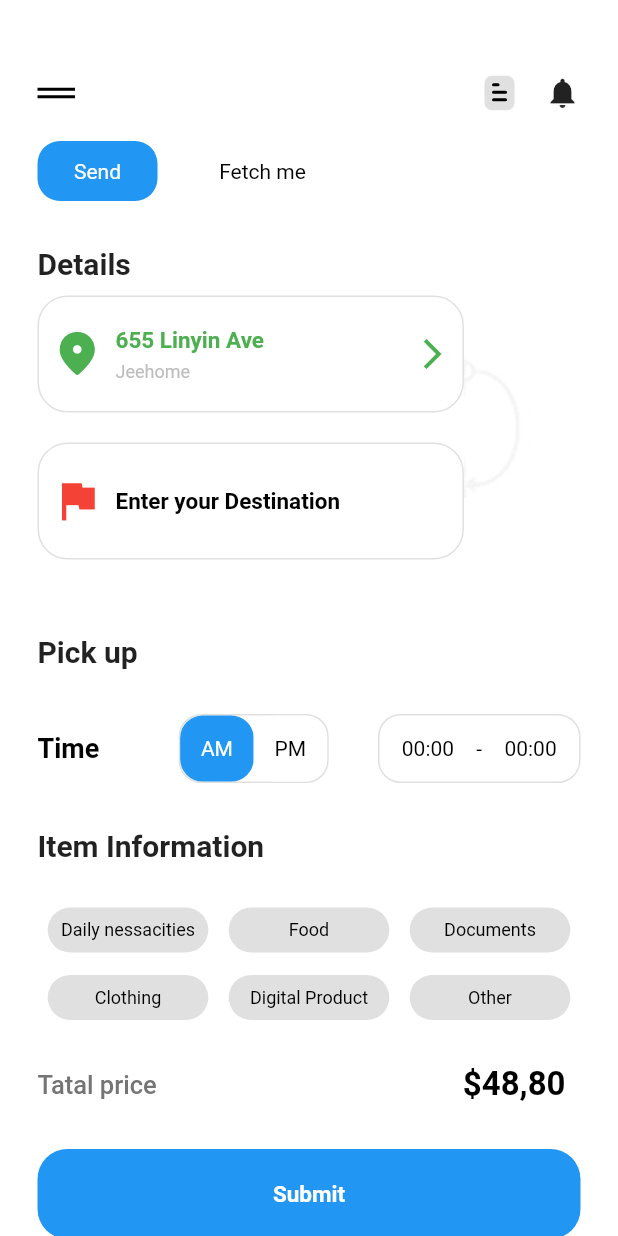
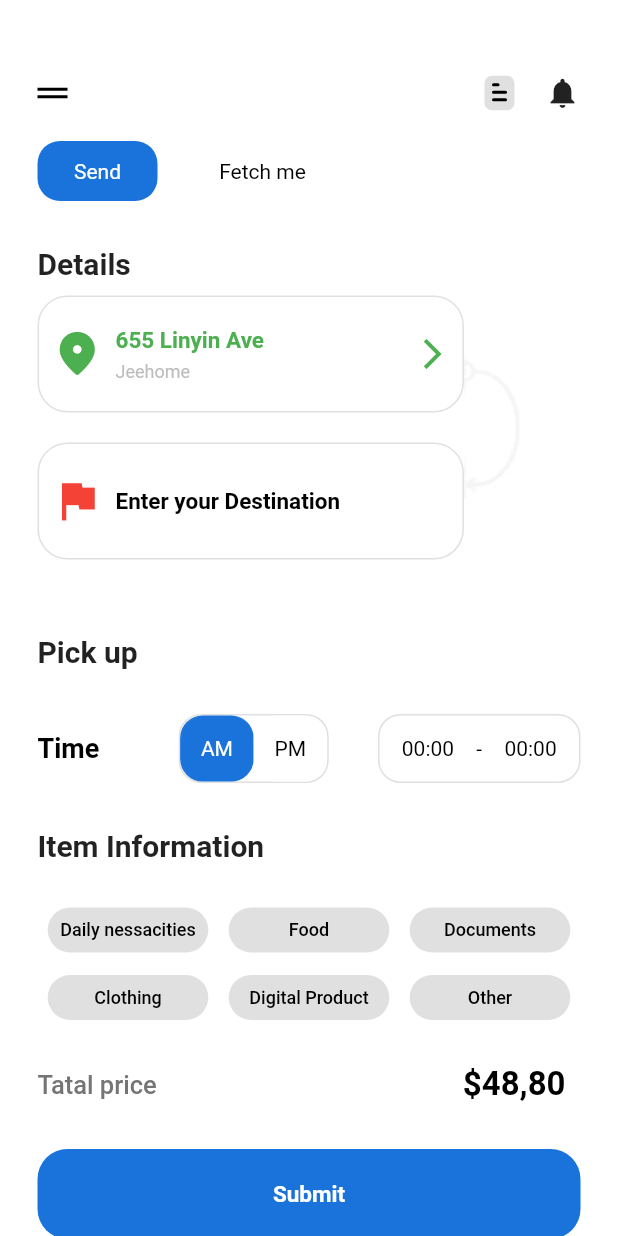
Before and after one commit to shubham0809200/destination-Ui, a Flutter app: the screen it shows after launch, on a phone screen of 412 x 824 dp. Run offline on Flutter 3.47's test engine with Material 2 defaults, Android fonts, the phone set to English and light mode, and no system bars; missing offline and left inert: flutter_picker.

Commit message:
done final

```diff
--- a/lib/ui/views/homeScreen.dart
+++ b/lib/ui/views/homeScreen.dart
@@ -156,13 +156,13 @@ class _HomePageState extends State<HomePage> {
         Column(
           children: [
             Container(
-              width: 25,
+              width: 20,
               height: 2,
               color: Colors.black,
             ),
             const SizedBox(height: 3),
             Container(
-              width: 25,
+              width: 20,
               height: 2,
               color: Colors.black,
               // round shape
@@ -198,7 +198,7 @@ class _HomePageState extends State<HomePage> {
           width: 80,
           height: 40,
           decoration: BoxDecoration(
-            color: Colors.blue,
+            color: Color.fromARGB(255, 26, 115, 218),
             borderRadius: BorderRadius.circular(15),
           ),
           child: const Center(
@@ -356,10 +356,14 @@ class _HomePageState extends State<HomePage> {
                   width: 49,
                   height: 46,
                   decoration: BoxDecoration(
-                    color: _amActive ? Colors.blue : Colors.white,
+                    color: _amActive
+                        ? Color.fromARGB(255, 26, 115, 218)
+                        : Colors.white,
                     borderRadius: BorderRadius.circular(15),
                     border: Border.all(
-                      color: _amActive ? Colors.blue : Colors.white,
+                      color: _amActive
+                          ? Color.fromARGB(255, 26, 115, 218)
+                          : Colors.white,
                     ),
                   ),
                   child: Center(
@@ -379,10 +383,14 @@ class _HomePageState extends State<HomePage> {
                   width: 49,
                   height: 46,
                   decoration: BoxDecoration(
-                    color: _pmActive ? Colors.blue : Colors.white,
+                    color: _pmActive
+                        ? Color.fromARGB(255, 26, 115, 218)
+                        : Colors.white,
                     borderRadius: BorderRadius.circular(15),
                     border: Border.all(
-                        color: _pmActive ? Colors.blue : Colors.white),
+                        color: _pmActive
+                            ? Color.fromARGB(255, 26, 115, 218)
+                            : Colors.white),
                   ),
                   child: Center(
                     child: Text(
@@ -502,14 +510,16 @@ class _HomePageState extends State<HomePage> {
       width: MediaQuery.of(context).size.width * 0.26,
       height: 30,
       decoration: BoxDecoration(
-        color: active ? Colors.blue : Colors.grey[300],
+        color: active ? Color.fromARGB(255, 26, 115, 218) : Colors.grey[300],
         borderRadius: BorderRadius.circular(20),
       ),
       child: Center(
         child: Text(
           text,
           style: TextStyle(
-              color: active ? Colors.white : Colors.black, fontSize: 12),
+              color: active ? Colors.white : Colors.black,
+              fontSize: 12,
+              fontWeight: FontWeight.w500),
         ),
       ),
     );
@@ -554,7 +564,7 @@ class _HomePageState extends State<HomePage> {
           width: MediaQuery.of(context).size.width,
           height: 60,
           decoration: BoxDecoration(
-            color: Colors.blue,
+            color: Color.fromARGB(255, 26, 115, 218),
             borderRadius: BorderRadius.circular(20),
           ),
           child: Center(
@@ -581,7 +591,7 @@ class _HomePageState extends State<HomePage> {
         adapter: PickerDataAdapter<String>(pickerdata: timeData),
         changeToFirst: false,
         textAlign: TextAlign.left,
-        textStyle: const TextStyle(color: Colors.blue),
+        textStyle: const TextStyle(color: Color.fromARGB(255, 26, 115, 218)),
         selectedTextStyle: const TextStyle(color: Colors.red),
         columnPadding: const EdgeInsets.all(8.0),
         onConfirm: (Picker picker, List value) {
```
